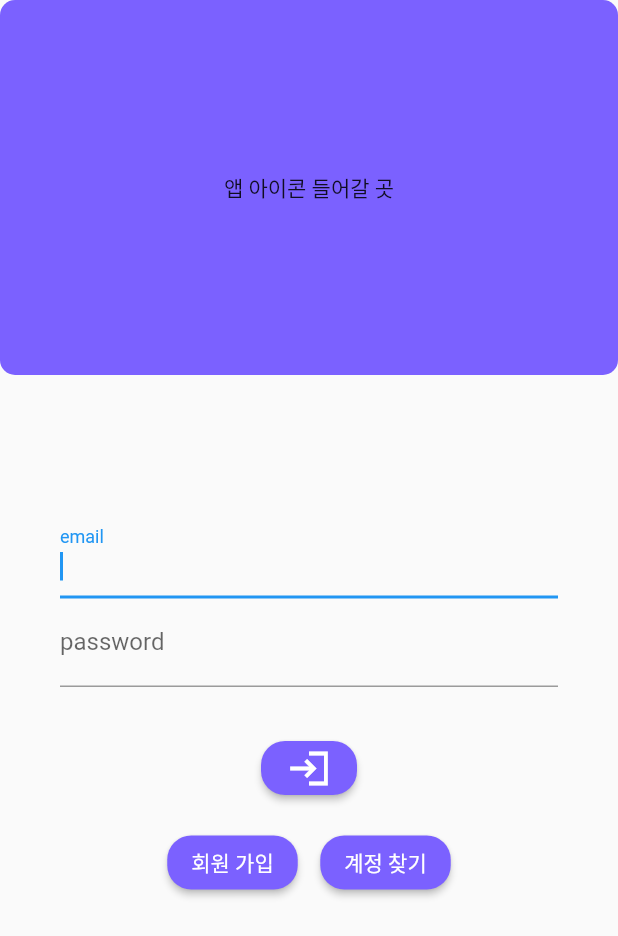
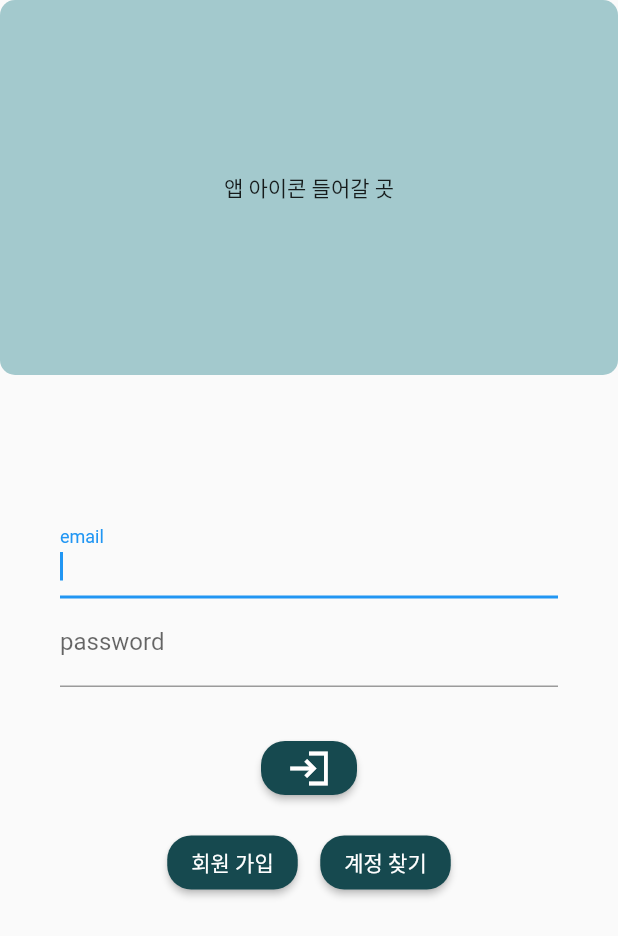
Before and after one commit to choi-hyk/Team_Project_BMT, a Flutter app: the screen it shows after launch, on a phone screen of 412 x 824 dp. Shown: the top 936 px of the screen. Run offline on Flutter 3.47's test engine with Material 2 defaults, Android fonts, the phone set to English and light mode, and no system bars; our stand-ins replace cloud_firestore, firebase_auth, firebase_core, font_awesome_flutter; accounts and stored records are empty.

Commit message:
색 원래로 변경

```diff
--- a/lib/main.dart
+++ b/lib/main.dart
@@ -92,16 +92,16 @@ class MyApp extends StatelessWidget {
       //앱 테마
       theme: ThemeData(
         colorScheme: ColorScheme.fromSwatch(
-          backgroundColor: const Color.fromARGB(255, 123, 97, 255),
+          backgroundColor: const Color.fromARGB(255, 163, 201, 205),
         ),
         textTheme: const TextTheme(
           displayLarge: TextStyle(
             color: Color(0xFF232B55),
           ),
         ),
-        primaryColorLight: const Color.fromARGB(255, 123, 97, 255),
-        primaryColor: const Color.fromARGB(255, 123, 97, 255), //앱바 색상
-        primaryColorDark: const Color.fromARGB(255, 123, 97, 255),
+        primaryColorLight: const Color.fromARGB(255, 61, 188, 202),
+        primaryColor: const Color.fromARGB(255, 108, 159, 164),
+        primaryColorDark: const Color.fromARGB(255, 22, 73, 79),
         cardColor: const Color.fromARGB(255, 233, 255, 243),
       ),
       //InterFace 호출
```
